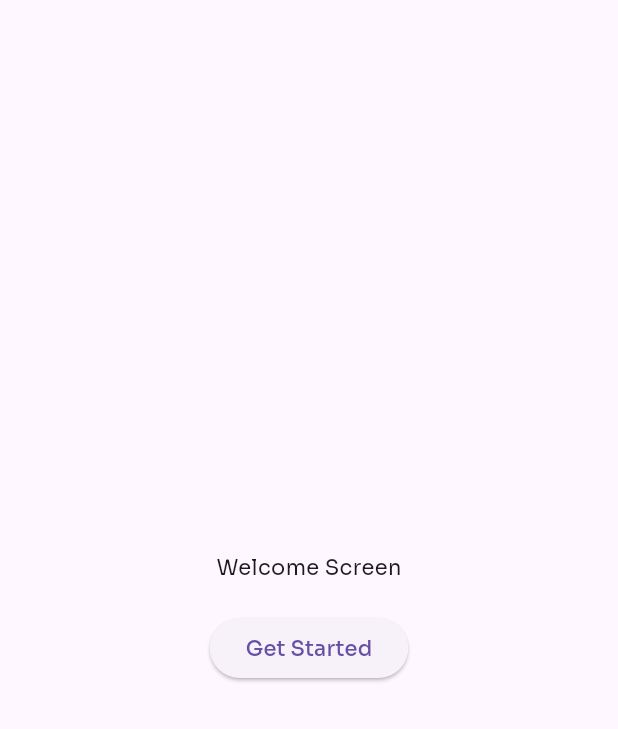
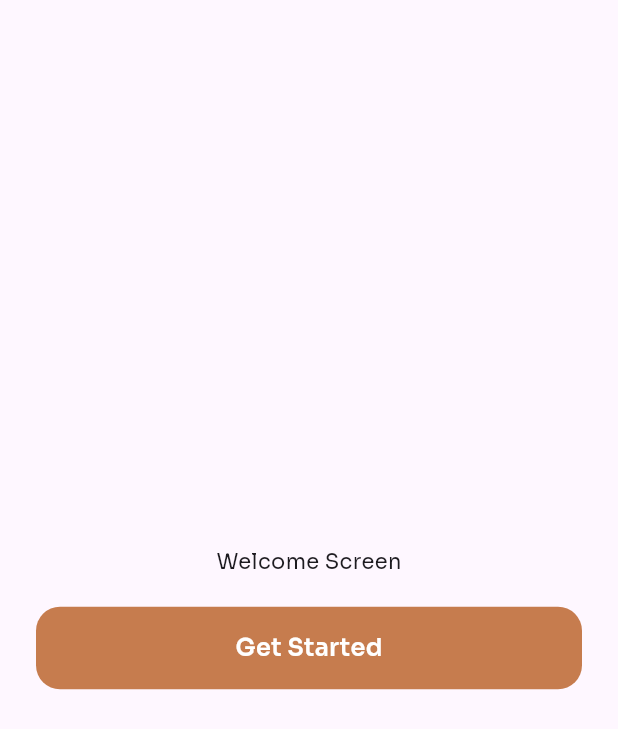
Before and after one commit to NikonovichN/coffee_shop_ex, a Flutter app: the screen it shows after launch, on a phone screen of 412 x 824 dp. Shown: the top 729 px of the screen. Run offline on Flutter 3.47's test engine with Material 3 defaults, Android fonts, the phone set to English and light mode, and no system bars; our stand-ins replace go_router.

Commit message:
add: button, improve styles

```diff
--- a/lib/main.dart
+++ b/lib/main.dart
@@ -1,6 +1,7 @@
 import 'package:flutter/material.dart';
 
 import 'src/navigation/router.dart';
+import 'package:coffee_shop_ex/src/ui_kit/atom/fonts.dart';
 
 void main() {
   runApp(const MyApp());
@@ -15,7 +16,7 @@
       title: 'Coffee Shop',
       theme: ThemeData(
         primarySwatch: Colors.blue,
-        fontFamily: 'Sora',
+        fontFamily: CoffeeAppFonts.defaultFontFamily,
       ),
       routerConfig: router,
     );
--- a/lib/src/features/welcome_screen/presentation/ui/welcome_screen.dart
+++ b/lib/src/features/welcome_screen/presentation/ui/welcome_screen.dart
@@ -1,6 +1,7 @@
 import 'package:flutter/material.dart';
 import 'package:go_router/go_router.dart';
 
+import 'package:coffee_shop_ex/src/ui_kit/ui_kit.dart';
 import 'package:coffee_shop_ex/src/navigation/router.dart';
 
 class WelcomeScreen extends StatelessWidget {
@@ -15,9 +16,13 @@ class WelcomeScreen extends StatelessWidget {
         children: [
           const Center(child: Text('Welcome Screen')),
           const SizedBox(height: 20),
-          ElevatedButton(
-            onPressed: () => context.go(RouterPath.home.path),
-            child: const Text('Get Started'),
+          SizedBox(
+            width: double.infinity,
+            child: CoffeeAppButton.primary(
+              margin: const EdgeInsets.symmetric(horizontal: 24.0),
+              onPressed: () => context.go(RouterPath.home.path),
+              child: const Text('Get Started'),
+            ),
           ),
         ],
       ),
--- /dev/null
+++ b/lib/src/ui_kit/atom/colors.dart
@@ -0,0 +1,24 @@
+import 'package:flutter/material.dart';
+
+class BasicColors {
+  const BasicColors._();
+
+  static const Color color01 = Color.fromRGBO(198, 124, 78, 1.0);
+  static const Color color02 = Color.fromRGBO(237, 214, 200, 1.0);
+  static const Color color03 = Color.fromRGBO(49, 49, 49, 1.0);
+  static const Color color04 = Color.fromRGBO(227, 227, 227, 1.0);
+  static const Color color05 = Color.fromRGBO(249, 242, 237, 1.0);
+
+  static const Color color01Light = Color.fromRGBO(236, 165, 120, 1);
+  static const Color color01Disabled = Color.fromRGBO(179, 164, 155, 1);
+}
+
+class CoffeeAppColors {
+  const CoffeeAppColors._();
+
+  static const Color buttonBackgroundPrimaryEnabled = BasicColors.color01;
+  static const Color buttonBackgroundPrimaryPressed = BasicColors.color01Light;
+  static const Color buttonBackgroundDisabled = BasicColors.color01Disabled;
+  static const Color buttonLabelPrimary = Colors.white;
+  static const Color buttonLabelDisabled = BasicColors.color05;
+}
--- a/lib/src/ui_kit/fonts.dart
+++ b/lib/src/ui_kit/atom/fonts.dart
@@ -3,22 +3,24 @@ import 'package:flutter/material.dart';
 class CoffeeAppFonts {
   const CoffeeAppFonts._();
 
+  static const defaultFontFamily = 'Sora';
+
   static const TextStyle regular = TextStyle(
     fontSize: 14,
-    fontFamily: 'Sora',
+    fontFamily: defaultFontFamily,
     fontWeight: FontWeight.normal,
   );
 
   static const TextStyle semiBold = TextStyle(
     fontSize: 32,
-    fontFamily: 'Sora',
+    fontFamily: defaultFontFamily,
     fontWeight: FontWeight.w600,
     letterSpacing: 0.5,
   );
 
   static const TextStyle primaryButton = TextStyle(
     fontSize: 16,
-    fontFamily: 'Sora',
+    fontFamily: defaultFontFamily,
     fontWeight: FontWeight.w600,
   );
 }
--- /dev/null
+++ b/lib/src/ui_kit/atom/radius.dart
@@ -0,0 +1,23 @@
+import 'package:flutter/material.dart';
+
+class CoffeeAppRadius {
+  CoffeeAppRadius._();
+
+  static const xs = 4.0;
+  static const sm = 8.0;
+  static const md = 10.0;
+  static const lg = 16.0;
+  static const xl = 20.0;
+  static const xxl = 32.0;
+
+  // alias
+  static const spacing1 = xs;
+  static const spacing2 = sm;
+  static const spacing3 = md;
+  static const spacing4 = lg;
+  static const spacing5 = xl;
+  static const spacing7 = xxl;
+
+  //
+  static const BorderRadius borderLg = BorderRadius.all(Radius.circular(lg));
+}
--- a/lib/src/ui_kit/colors.dart
+++ /dev/null
@@ -1,15 +0,0 @@
-import 'package:flutter/material.dart';
-
-class BasicColors {
-  const BasicColors._();
-
-  static const Color color01 = Color.fromRGBO(198, 124, 78, 1.0);
-  static const Color color02 = Color.fromRGBO(237, 214, 200, 1.0);
-  static const Color color03 = Color.fromRGBO(49, 49, 49, 1.0);
-  static const Color color04 = Color.fromRGBO(227, 227, 227, 1.0);
-  static const Color color05 = Color.fromRGBO(249, 242, 237, 1.0);
-}
-
-class CoffeeAppColors {
-  const CoffeeAppColors._();
-}
--- /dev/null
+++ b/lib/src/ui_kit/molecules/button.dart
@@ -0,0 +1,209 @@
+import 'package:flutter/material.dart';
+
+import 'package:coffee_shop_ex/src/ui_kit/ui_kit.dart';
+
+class CoffeeAppButton extends StatelessWidget {
+  final VoidCallback? onPressed;
+  final Widget child;
+  final ButtonColorScheme colorScheme;
+  final TextStyle? textStyle;
+  final Color? textColor;
+  final bool isLoading;
+  final double elevation;
+  final EdgeInsetsGeometry? padding;
+  final EdgeInsetsGeometry? margin;
+
+  const CoffeeAppButton({
+    super.key,
+    this.onPressed,
+    required this.child,
+    this.colorScheme = primaryColorScheme,
+    this.textStyle,
+    this.textColor,
+    this.isLoading = false,
+    this.elevation = 0,
+    this.padding,
+    this.margin,
+  });
+
+  const CoffeeAppButton.primary({
+    super.key,
+    this.onPressed,
+    required this.child,
+    this.colorScheme = primaryColorScheme,
+    this.textStyle = CoffeeAppFonts.primaryButton,
+    this.textColor = CoffeeAppColors.buttonLabelPrimary,
+    this.isLoading = false,
+    this.elevation = 0,
+    this.padding = const EdgeInsets.all(16.0),
+    this.margin,
+  });
+
+  @override
+  Widget build(BuildContext context) {
+    return Padding(
+      padding: margin ?? EdgeInsets.zero,
+      child: ElevatedButton(
+        onPressed: isLoading ? () => {} : onPressed,
+        style: ButtonStyle(
+          backgroundColor: WidgetStateProperty.resolveWith(_backgroundColor),
+          overlayColor: WidgetStateProperty.resolveWith(_backgroundColor),
+          foregroundColor: WidgetStateProperty.resolveWith(_foregroundColor),
+          elevation: WidgetStateProperty.resolveWith(_elevation),
+          shape: WidgetStateProperty.resolveWith(_shape),
+          padding: WidgetStateProperty.resolveWith(_padding),
+        ),
+        child: DefaultTextStyle(
+          style: DefaultTextStyle.of(context).style.merge(textStyle?.copyWith(color: textColor)),
+          child: child,
+        ),
+      ),
+    );
+  }
+
+  Color _backgroundColor(Set<WidgetState> states) {
+    if (isLoading) {
+      return colorScheme.loadingBackgroundColor;
+    }
+    if (states.contains(WidgetState.disabled)) {
+      return colorScheme.disabledBackgroundColor;
+    }
+    if (states.contains(WidgetState.pressed)) {
+      return colorScheme.pressedBackgroundColor;
+    }
+    return colorScheme.defaultBackgroundColor;
+  }
+
+  Color _foregroundColor(Set<WidgetState> states) {
+    if (isLoading) {
+      return colorScheme.loadingForegroundColor;
+    }
+    if (states.contains(WidgetState.disabled)) {
+      return colorScheme.disabledForegroundColor;
+    }
+    if (states.contains(WidgetState.pressed)) {
+      return colorScheme.pressedForegroundColor;
+    }
+    return colorScheme.defaultForegroundColor;
+  }
+
+  OutlinedBorder? _shape(Set<WidgetState> states) {
+    return RoundedRectangleBorder(
+      borderRadius: CoffeeAppRadius.borderLg,
+      side: colorScheme.strokeColorScheme != null
+          ? BorderSide(
+              width: 1,
+              color: _strokeColor(colorScheme.strokeColorScheme!, states),
+            )
+          : BorderSide.none,
+    );
+  }
+
+  Color _strokeColor(ButtonStrokeColorScheme colorScheme, Set<WidgetState> states) {
+    if (isLoading) {
+      return colorScheme.loadingColor;
+    }
+    if (states.contains(WidgetState.disabled)) {
+      return colorScheme.disabledColor;
+    }
+    if (states.contains(WidgetState.pressed)) {
+      return colorScheme.pressedColor;
+    }
+    return colorScheme.defaultColor;
+  }
+
+  double? _elevation(Set<WidgetState> states) {
+    if (isLoading) {
+      return 0;
+    }
+    if (states.contains(WidgetState.disabled)) {
+      return 0;
+    }
+    if (states.contains(WidgetState.pressed)) {
+      return 0;
+    }
+    return elevation;
+  }
+
+  EdgeInsetsGeometry? _padding(Set<WidgetState> states) {
+    return padding ?? EdgeInsets.zero;
+  }
+}
+
+class ButtonStrokeColorScheme {
+  const ButtonStrokeColorScheme({
+    required this.defaultColor,
+    required this.pressedColor,
+    required this.disabledColor,
+    required this.loadingColor,
+  });
+
+  final Color defaultColor;
+  final Color pressedColor;
+  final Color disabledColor;
+  final Color loadingColor;
+}
+
+class ButtonColorScheme {
+  final Color defaultBackgroundColor;
+  final Color pressedBackgroundColor;
+  final Color disabledBackgroundColor;
+  final Color loadingBackgroundColor;
+
+  final Color defaultForegroundColor;
+  final Color pressedForegroundColor;
+  final Color disabledForegroundColor;
+  final Color loadingForegroundColor;
+  final ButtonStrokeColorScheme? strokeColorScheme;
+
+  const ButtonColorScheme({
+    required this.defaultBackgroundColor,
+    required this.pressedBackgroundColor,
+    required this.disabledBackgroundColor,
+    required this.loadingBackgroundColor,
+    required this.defaultForegroundColor,
+    required this.pressedForegroundColor,
+    required this.disabledForegroundColor,
+    required this.loadingForegroundColor,
+    this.strokeColorScheme,
+  });
+
+  ButtonColorScheme copyWith({
+    Color? defaultBackgroundColor,
+    Color? pressedBackgroundColor,
+    Color? disabledBackgroundColor,
+    Color? loadingBackgroundColor,
+    Color? defaultForegroundColor,
+    Color? pressedForegroundColor,
+    Color? disabledForegroundColor,
+    Color? loadingForegroundColor,
+    ValueGetter<ButtonStrokeColorScheme?>? strokeColorScheme,
+  }) {
+    return ButtonColorScheme(
+      defaultBackgroundColor: defaultBackgroundColor ?? this.defaultBackgroundColor,
+      pressedBackgroundColor: pressedBackgroundColor ?? this.pressedBackgroundColor,
+      disabledBackgroundColor: disabledBackgroundColor ?? this.disabledBackgroundColor,
+      loadingBackgroundColor: loadingBackgroundColor ?? this.loadingBackgroundColor,
+      defaultForegroundColor: defaultForegroundColor ?? this.defaultForegroundColor,
+      pressedForegroundColor: pressedForegroundColor ?? this.pressedForegroundColor,
+      disabledForegroundColor: disabledForegroundColor ?? this.disabledForegroundColor,
+      loadingForegroundColor: loadingForegroundColor ?? this.loadingForegroundColor,
+      strokeColorScheme:
+          strokeColorScheme != null ? strokeColorScheme.call() : this.strokeColorScheme,
+    );
+  }
+}
+
+const primaryColorScheme = ButtonColorScheme(
+  /// background
+  defaultBackgroundColor: CoffeeAppColors.buttonBackgroundPrimaryEnabled,
+  pressedBackgroundColor: CoffeeAppColors.buttonBackgroundPrimaryPressed,
+  disabledBackgroundColor: CoffeeAppColors.buttonBackgroundDisabled,
+  loadingBackgroundColor: CoffeeAppColors.buttonBackgroundPrimaryPressed,
+
+  /// foreground
+  defaultForegroundColor: CoffeeAppColors.buttonLabelPrimary,
+  pressedForegroundColor: CoffeeAppColors.buttonLabelPrimary,
+  disabledForegroundColor: CoffeeAppColors.buttonLabelDisabled,
+  loadingForegroundColor: CoffeeAppColors.buttonLabelPrimary,
+);
--- /dev/null
+++ b/lib/src/ui_kit/ui_kit.dart
@@ -0,0 +1,4 @@
+export 'atom/fonts.dart';
+export 'atom/colors.dart';
+export 'atom/radius.dart';
+export 'molecules/button.dart';
```
